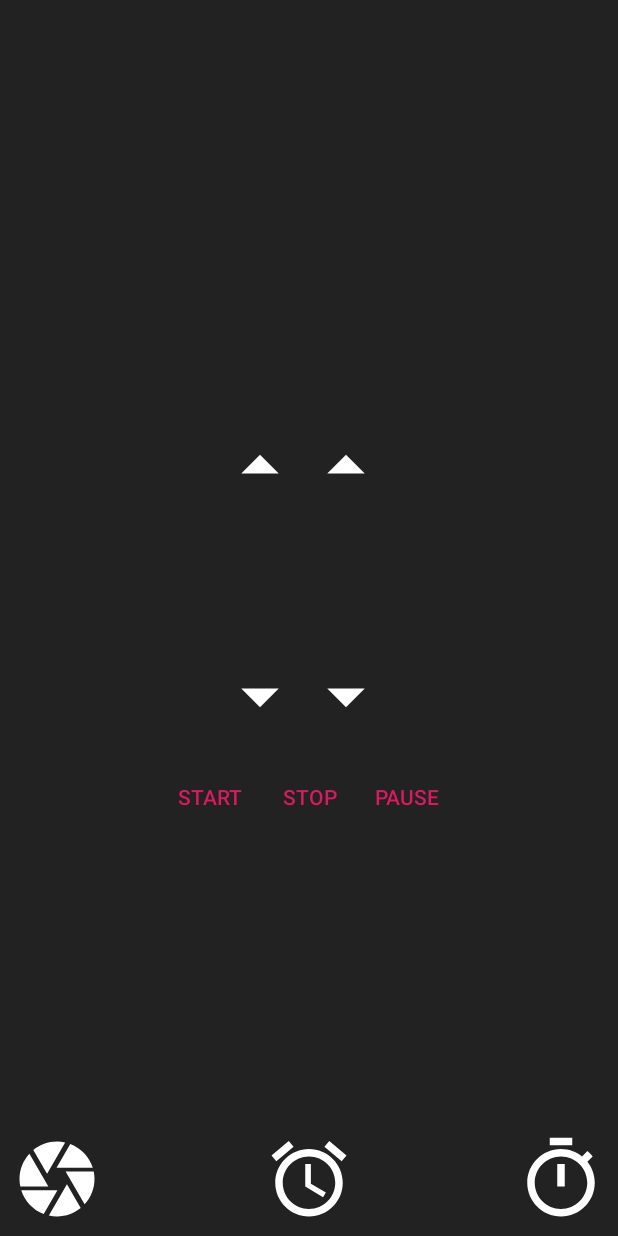
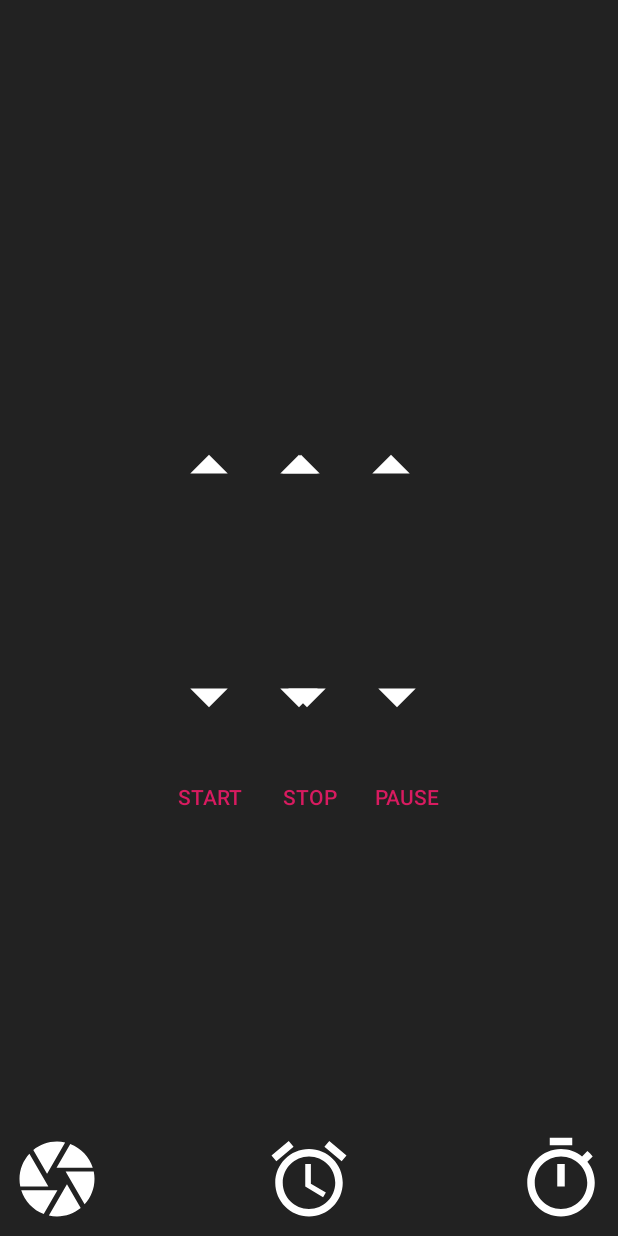
Before and after one commit to devapro/Clock-App, an Android app: the fragment TimerFragment placed in its activity, on a phone screen of 412 x 824 dp. Run offline under Robolectric (Android 15) with nearby library versions, the phone set to English and light mode, and no system bars; our stand-ins replace Dagger/Hilt's generated code, data binding; 20 statements that could not run were skipped.

Commit message:
improve timer ui

```diff
--- a/app/src/main/java/pro/devapp/clock/MainActivity.kt
+++ b/app/src/main/java/pro/devapp/clock/MainActivity.kt
@@ -24,12 +24,11 @@ class MainActivity : AppCompatActivity() {
         mainBinding =  DataBindingUtil.setContentView(this, R.layout.activity_main)
         mainBinding.lifecycleOwner = this
         mainBinding.model = ViewModelProviders.of(this).get(MainViewModel::class.java)
+
         if (intent?.getIntExtra("openTab", -1)!! >= 0) {
-            mainBinding.model!!.setActiveTab(intent?.getIntExtra("openTab", -1)!!)
-        } else {
-            mainBinding.model!!.setActiveTab(1)
+            mainBinding.model?.setActiveTab(intent?.getIntExtra("openTab", -1)!!)
         }
-        if(mainBinding.model!!.checkPermissionMic(this)){
+        if(mainBinding.model != null && mainBinding.model!!.checkPermissionMic(this)){
             runService()
         }
     }
--- a/app/src/main/java/pro/devapp/clock/viewModels/MainViewModel.kt
+++ b/app/src/main/java/pro/devapp/clock/viewModels/MainViewModel.kt
@@ -5,10 +5,14 @@ import android.app.Activity
 import android.content.pm.PackageManager
 import androidx.core.app.ActivityCompat.requestPermissions
 import androidx.core.content.ContextCompat
+import androidx.lifecycle.LiveData
+import androidx.lifecycle.MutableLiveData
+import androidx.lifecycle.Transformations
 import androidx.lifecycle.ViewModel
 import pro.devapp.clock.fragments.ClockFragment
 import pro.devapp.clock.fragments.MirrorFragment
 import pro.devapp.clock.fragments.TimerFragment
+import java.util.*
 
 class MainViewModel : ViewModel() {
     companion object{
@@ -16,15 +20,19 @@ class MainViewModel : ViewModel() {
     }
 
     private var fragmentChangeListener: OnFragmentChangeListener? = null
-    private var currentTab = 0
+    private var currentTab : MutableLiveData<Int> = MutableLiveData()
+
+    init {
+        currentTab.value = 1
+    }
 
     fun setListener(listener: OnFragmentChangeListener?) {
         fragmentChangeListener = listener
-        setActiveTab(currentTab)
+        setActiveTab(currentTab.value!!)
     }
 
     fun setActiveTab(index: Int) {
-        currentTab = index
+        currentTab.value = index
         if (fragmentChangeListener != null) {
             val fragmentClass: Class<*>
             when (index) {
@@ -52,6 +60,12 @@ class MainViewModel : ViewModel() {
         return true
     }
 
+    fun isActiveTab(index: Int): LiveData<Boolean> {
+        return Transformations.map(currentTab, fun(input: Int): Boolean? {
+            return currentTab.value == index
+        })
+    }
+
     interface OnFragmentChangeListener {
         fun replaceFragment(fragmentClass: Class<*>)
     }
--- a/app/src/main/res/layout/activity_main.xml
+++ b/app/src/main/res/layout/activity_main.xml
@@ -31,7 +31,7 @@
                 android:background="@android:color/transparent"
                 android:layout_marginStart="8dp"
                 android:layout_marginBottom="8dp" app:layout_constraintBottom_toBottomOf="parent"
-                android:contentDescription="TODO"
+                android:tint="@{model.isActiveTab(0) ? @color/colorGreen : @android:color/white }"
                 android:onClick="@{() -> model.setActiveTab(0)}"
         />
         <ImageButton
@@ -44,6 +44,7 @@
                 android:layout_marginEnd="8dp" app:layout_constraintStart_toEndOf="@+id/imageButton"
                 android:layout_marginStart="8dp" android:layout_marginBottom="8dp"
                 app:layout_constraintBottom_toBottomOf="parent"
+                android:tint="@{model.isActiveTab(1) ? @color/colorGreen : @android:color/white }"
                 android:onClick="@{() -> model.setActiveTab(1)}"
         />
         <ImageButton
@@ -54,7 +55,8 @@
                 android:id="@+id/imageButton3" app:layout_constraintEnd_toEndOf="parent"
                 android:background="@android:color/transparent"
                 android:layout_marginEnd="8dp" android:layout_marginBottom="8dp"
-                app:layout_constraintBottom_toBottomOf="parent" android:contentDescription="TODO"
+                app:layout_constraintBottom_toBottomOf="parent"
+                android:tint="@{model.isActiveTab(2) ? @color/colorGreen : @android:color/white }"
                 android:onClick="@{() -> model.setActiveTab(2)}"
         />
 
--- a/app/src/main/res/layout/fragment_timer.xml
+++ b/app/src/main/res/layout/fragment_timer.xml
@@ -29,27 +29,50 @@
                 android:visibility="@{model.showTime ? View.VISIBLE : View.INVISIBLE}"
         />
         <ImageButton
+                android:id="@+id/setSecondsDec"
                 android:layout_width="60dp"
                 android:layout_height="60dp"
                 app:srcCompat="@drawable/ic_arrow_drop_up_black_24dp"
                 android:background="@android:color/transparent"
                 android:scaleType="fitXY"
                 app:layout_constraintStart_toStartOf="@+id/clock_seconds"
-                app:layout_constraintEnd_toEndOf="@+id/clock_seconds"
-                app:layout_constraintBottom_toTopOf="@+id/clock_seconds" android:id="@+id/imageButton4"
-                android:onClick="@{() -> model.changeSeconds(1)}"
-        />
+                app:layout_constraintBottom_toTopOf="@+id/clock_seconds"
+                android:onClick="@{() -> model.changeSeconds(10)}"
+                app:layout_constraintStart_toEndOf="@+id/clock_current" app:layout_constraintHorizontal_bias="0.5"
+                app:layout_constraintEnd_toStartOf="@+id/setSeconds"/>
         <ImageButton
+                android:id="@+id/setSeconds"
                 android:layout_width="60dp"
                 android:layout_height="60dp"
                 app:srcCompat="@drawable/ic_arrow_drop_up_black_24dp"
                 android:background="@android:color/transparent"
                 android:scaleType="fitXY"
-                android:layout_marginStart="8dp" app:layout_constraintStart_toStartOf="@+id/clock_minutes"
-                android:layout_marginEnd="8dp" app:layout_constraintEnd_toStartOf="@+id/clock_tick"
+                app:layout_constraintBottom_toTopOf="@+id/clock_seconds"
+                android:onClick="@{() -> model.changeSeconds(1)}"
+                app:layout_constraintStart_toEndOf="@+id/setSecondsDec"
+                app:layout_constraintEnd_toEndOf="@+id/clock_seconds"/>
+        <ImageButton
+                android:id="@+id/setMinutesDec"
+                android:layout_width="60dp"
+                android:layout_height="60dp"
+                app:srcCompat="@drawable/ic_arrow_drop_up_black_24dp"
+                android:background="@android:color/transparent"
+                android:scaleType="fitXY"
+                app:layout_constraintBottom_toTopOf="@+id/clock_minutes"
+                android:onClick="@{() -> model.changeMinutes(10)}"
+                app:layout_constraintEnd_toStartOf="@+id/setMinutes"
+                app:layout_constraintStart_toStartOf="@+id/clock_minutes"/>
+        <ImageButton
+                android:id="@+id/setMinutes"
+                android:layout_width="60dp"
+                android:layout_height="60dp"
+                app:srcCompat="@drawable/ic_arrow_drop_up_black_24dp"
+                android:background="@android:color/transparent"
+                android:scaleType="fitXY"
                 app:layout_constraintBottom_toTopOf="@+id/clock_minutes"
                 android:onClick="@{() -> model.changeMinutes(1)}"
-        />
+                app:layout_constraintStart_toEndOf="@+id/setMinutesDec" android:layout_marginEnd="8dp"
+                app:layout_constraintEnd_toStartOf="@+id/clock_tick"/>
         <TextView
                 android:id="@+id/clock_current"
                 android:layout_width="wrap_content"
@@ -91,17 +114,30 @@
                 android:visibility="@{model.showTime ? View.VISIBLE : View.INVISIBLE}"
         />
         <ImageButton
+                android:id="@+id/setMinutesDecDown"
                 android:layout_width="60dp"
                 android:layout_height="60dp"
                 app:srcCompat="@drawable/ic_arrow_drop_down_black_24dp"
                 android:background="@android:color/transparent"
                 android:scaleType="fitXY"
-                android:layout_marginEnd="8dp" app:layout_constraintEnd_toStartOf="@+id/clock_tick"
-                android:layout_marginStart="8dp" app:layout_constraintStart_toStartOf="@+id/clock_minutes"
+                app:layout_constraintTop_toBottomOf="@+id/clock_minutes"
+                android:onClick="@{() -> model.changeMinutes(-10)}"
+                app:layout_constraintEnd_toStartOf="@+id/setMinutesDown"
+                app:layout_constraintStart_toStartOf="@+id/clock_minutes"/>
+        <ImageButton
+                android:id="@+id/setMinutesDown"
+                android:layout_width="60dp"
+                android:layout_height="60dp"
+                app:srcCompat="@drawable/ic_arrow_drop_down_black_24dp"
+                android:background="@android:color/transparent"
+                android:scaleType="fitXY"
                 app:layout_constraintTop_toBottomOf="@+id/clock_minutes"
                 android:onClick="@{() -> model.changeMinutes(-1)}"
-        />
+                app:layout_constraintStart_toEndOf="@+id/setMinutesDecDown"
+                android:layout_marginEnd="8dp"
+                app:layout_constraintEnd_toStartOf="@+id/clock_tick"/>
         <ImageButton
+                android:id="@+id/setSecondsDecDown"
                 android:layout_width="60dp"
                 android:layout_height="60dp"
                 android:layout_weight="1"
@@ -109,11 +145,24 @@
                 android:background="@android:color/transparent"
                 android:scaleType="fitXY"
                 app:layout_constraintStart_toStartOf="@+id/clock_seconds"
-                app:layout_constraintEnd_toEndOf="@+id/clock_seconds"
-                app:layout_constraintTop_toBottomOf="@+id/clock_seconds" android:layout_marginStart="8dp"
-                android:layout_marginEnd="8dp"
+                app:layout_constraintTop_toBottomOf="@+id/clock_seconds"
+                android:layout_marginStart="8dp"
+                android:onClick="@{() -> model.changeSeconds(-10)}"
+                app:layout_constraintStart_toEndOf="@+id/setMinutesDecDown"
+                app:layout_constraintHorizontal_bias="0.5"
+                app:layout_constraintEnd_toStartOf="@+id/setSecondsDown"/>
+        <ImageButton
+                android:id="@+id/setSecondsDown"
+                android:layout_width="60dp"
+                android:layout_height="60dp"
+                android:layout_weight="1"
+                app:srcCompat="@drawable/ic_arrow_drop_down_black_24dp"
+                android:background="@android:color/transparent"
+                android:scaleType="fitXY"
+                app:layout_constraintTop_toBottomOf="@+id/clock_seconds"
                 android:onClick="@{() -> model.changeSeconds(-1)}"
-        />
+                app:layout_constraintStart_toEndOf="@+id/setSecondsDecDown"
+                app:layout_constraintEnd_toEndOf="@+id/clock_seconds"/>
 
         <LinearLayout
                 android:layout_width="match_parent"
```
Also changed, not shown: app/src/main/java/pro/devapp/clock/fragments/SettingsFragment.kt (added, +7 -0 lines), app/src/main/java/pro/devapp/clock/services/NoiseDetectorService.kt (+6 -3 lines), app/src/main/java/pro/devapp/clock/services/TimerService.kt (+8 -3 lines), app/src/main/java/pro/devapp/clock/utils/ClockSounds.kt (+6 -23 lines), app/src/main/java/pro/devapp/clock/viewModels/TimerViewModel.kt (+12 -1 lines), app/src/main/res/layout/fragment_settings.xml (added, +7 -0 lines), 1 other file.
